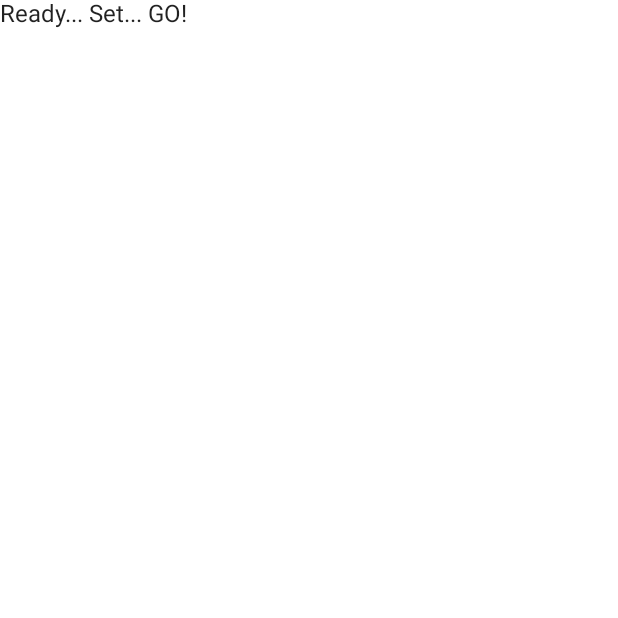
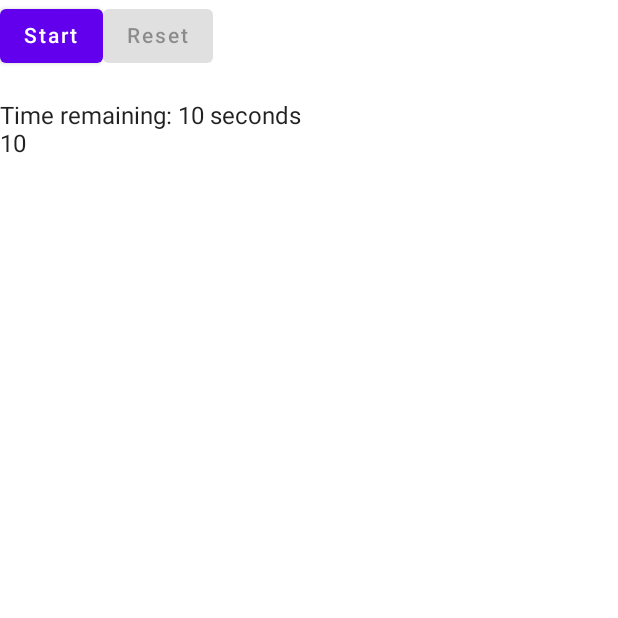
Before and after one commit to alexxmitchell/timer, an Android app built with Jetpack Compose: the screen it shows after launch (MainActivity), on a phone screen of 412 x 824 dp, the top half of it. Before the commit the part shown is almost empty. Run offline under Robolectric (Android 15) with nearby library versions, the phone set to English and light mode, and no system bars; our stand-ins replace livedata-compose.

Commit message:
added timer and screen skeleton

```diff
--- a/app/build.gradle
+++ b/app/build.gradle
@@ -73,6 +73,8 @@ dependencies {
     implementation "androidx.compose.material:material-icons-extended:$compose_version"
     implementation "androidx.compose.ui:ui-tooling:$compose_version"
     implementation 'androidx.lifecycle:lifecycle-runtime-ktx:2.3.0'
+    implementation 'androidx.lifecycle:lifecycle-viewmodel-compose:1.0.0-alpha02'
+    implementation "androidx.compose.runtime:runtime-livedata:$compose_version"
 
     testImplementation 'junit:junit:4.13.2'
 
--- a/app/src/main/java/com/example/androiddevchallenge/MainActivity.kt
+++ b/app/src/main/java/com/example/androiddevchallenge/MainActivity.kt
@@ -18,16 +18,33 @@ package com.example.androiddevchallenge
 import android.os.Bundle
 import androidx.activity.compose.setContent
 import androidx.appcompat.app.AppCompatActivity
+import androidx.compose.animation.AnimatedVisibility
+import androidx.compose.animation.ExperimentalAnimationApi
+import androidx.compose.foundation.layout.Arrangement
+import androidx.compose.foundation.layout.Column
+import androidx.compose.foundation.layout.Row
+import androidx.compose.foundation.layout.fillMaxWidth
+import androidx.compose.foundation.layout.padding
+import androidx.compose.material.Button
 import androidx.compose.material.MaterialTheme
 import androidx.compose.material.Surface
 import androidx.compose.material.Text
 import androidx.compose.runtime.Composable
-import androidx.compose.ui.tooling.preview.Preview
+import androidx.compose.runtime.getValue
+import androidx.compose.runtime.livedata.observeAsState
+import androidx.compose.runtime.mutableStateOf
+import androidx.compose.runtime.remember
+import androidx.compose.runtime.setValue
+import androidx.compose.ui.Modifier
+import androidx.compose.ui.unit.dp
 import com.example.androiddevchallenge.ui.theme.MyTheme
 
 class MainActivity : AppCompatActivity() {
+
+    @ExperimentalAnimationApi
     override fun onCreate(savedInstanceState: Bundle?) {
         super.onCreate(savedInstanceState)
+
         setContent {
             MyTheme {
                 MyApp()
@@ -36,26 +53,71 @@ class MainActivity : AppCompatActivity() {
     }
 }
 
-// Start building your app here!
+@ExperimentalAnimationApi
 @Composable
 fun MyApp() {
+    val viewModel = MainViewModel()
+    val time by viewModel.time.observeAsState()
+
+    var timerStarted by remember { mutableStateOf(false) }
     Surface(color = MaterialTheme.colors.background) {
-        Text(text = "Ready... Set... GO!")
+
+        Column(
+            modifier = Modifier.fillMaxWidth()
+        ) {
+            Row(
+                horizontalArrangement = Arrangement.SpaceEvenly,
+                modifier = Modifier.padding(bottom = 20.dp)
+            ) {
+                AnimatedVisibility(!timerStarted) {
+                    Button(
+                        onClick = {
+                            timerStarted = true
+                            viewModel.timer.start()
+                        }
+                    ) {
+                        Text(text = "Start")
+                    }
+                }
+                AnimatedVisibility(timerStarted) {
+                    Button(
+                        onClick = {
+                            timerStarted = false
+                            viewModel.onPause()
+                        }
+                    ) {
+                        Text(text = "Stop")
+                    }
+                }
+
+                Button(
+                    onClick = {
+                        viewModel.resetTimer()
+                        timerStarted = false
+                    },
+                    enabled = timerStarted
+                ) {
+                    Text(text = "Reset")
+                }
+            }
+            Text(text = "Time remaining: $time seconds")
+            Text(text = "$time")
+        }
     }
 }
 
-@Preview("Light Theme", widthDp = 360, heightDp = 640)
-@Composable
-fun LightPreview() {
-    MyTheme {
-        MyApp()
-    }
-}
-
-@Preview("Dark Theme", widthDp = 360, heightDp = 640)
-@Composable
-fun DarkPreview() {
-    MyTheme(darkTheme = true) {
-        MyApp()
-    }
-}
+// @Preview("Light Theme", widthDp = 360, heightDp = 640)
+// @Composable
+// fun LightPreview() {
+//    MyTheme {
+//        MyApp()
+//    }
+// }
+//
+// @Preview("Dark Theme", widthDp = 360, heightDp = 640)
+// @Composable
+// fun DarkPreview() {
+//    MyTheme(darkTheme = true) {
+//        MyApp()
+//    }
+// }
--- /dev/null
+++ b/app/src/main/java/com/example/androiddevchallenge/MainViewModel.kt
@@ -0,0 +1,43 @@
+/*
+ * Copyright 2021 The Android Open Source Project
+ *
+ * Licensed under the Apache License, Version 2.0 (the "License");
+ * you may not use this file except in compliance with the License.
+ * You may obtain a copy of the License at
+ *
+ *     https://www.apache.org/licenses/LICENSE-2.0
+ *
+ * Unless required by applicable law or agreed to in writing, software
+ * distributed under the License is distributed on an "AS IS" BASIS,
+ * WITHOUT WARRANTIES OR CONDITIONS OF ANY KIND, either express or implied.
+ * See the License for the specific language governing permissions and
+ * limitations under the License.
+ */
+package com.example.androiddevchallenge
+
+import android.os.CountDownTimer
+import androidx.lifecycle.LiveData
+import androidx.lifecycle.MutableLiveData
+import androidx.lifecycle.ViewModel
+
+class MainViewModel : ViewModel() {
+
+    private val _time: MutableLiveData<Int> = MutableLiveData(10)
+    val time: LiveData<Int> = _time
+    val timer = object : CountDownTimer(10000, 1000) {
+        override fun onTick(millisUntilFinished: Long) {
+            _time.value = (millisUntilFinished / 1000).toInt()
+        }
+        override fun onFinish() {
+        }
+    }
+
+    fun resetTimer() {
+        timer.cancel()
+        _time.value = 10
+    }
+
+    fun onPause() {
+        timer.cancel()
+    }
+}
```
